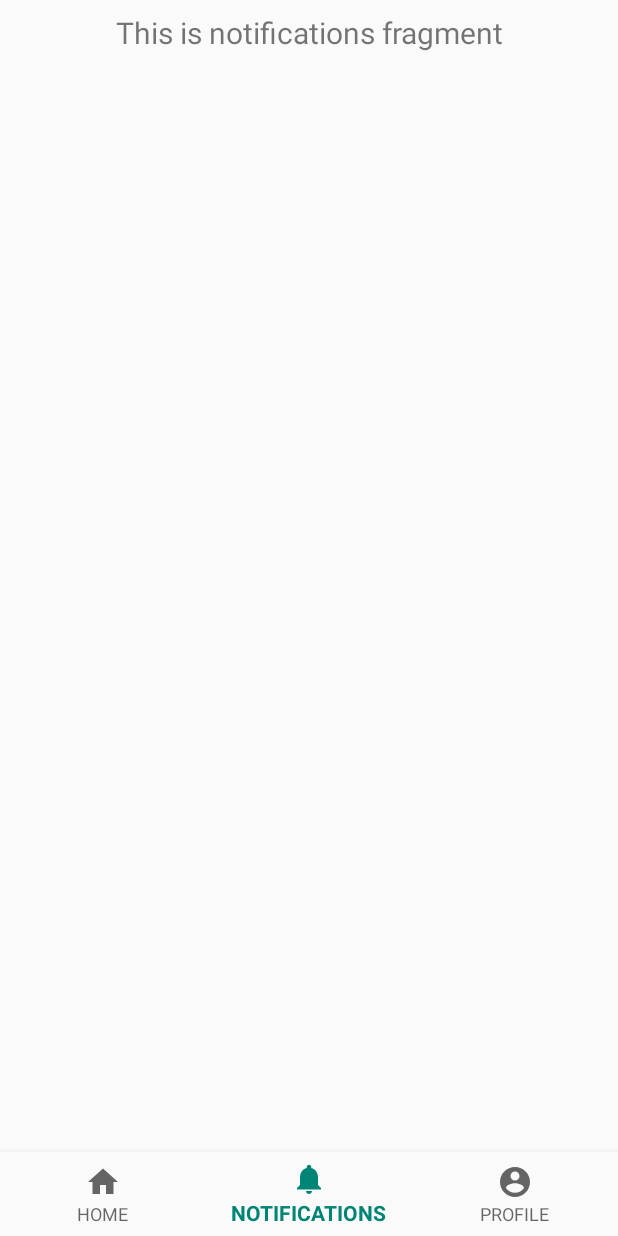
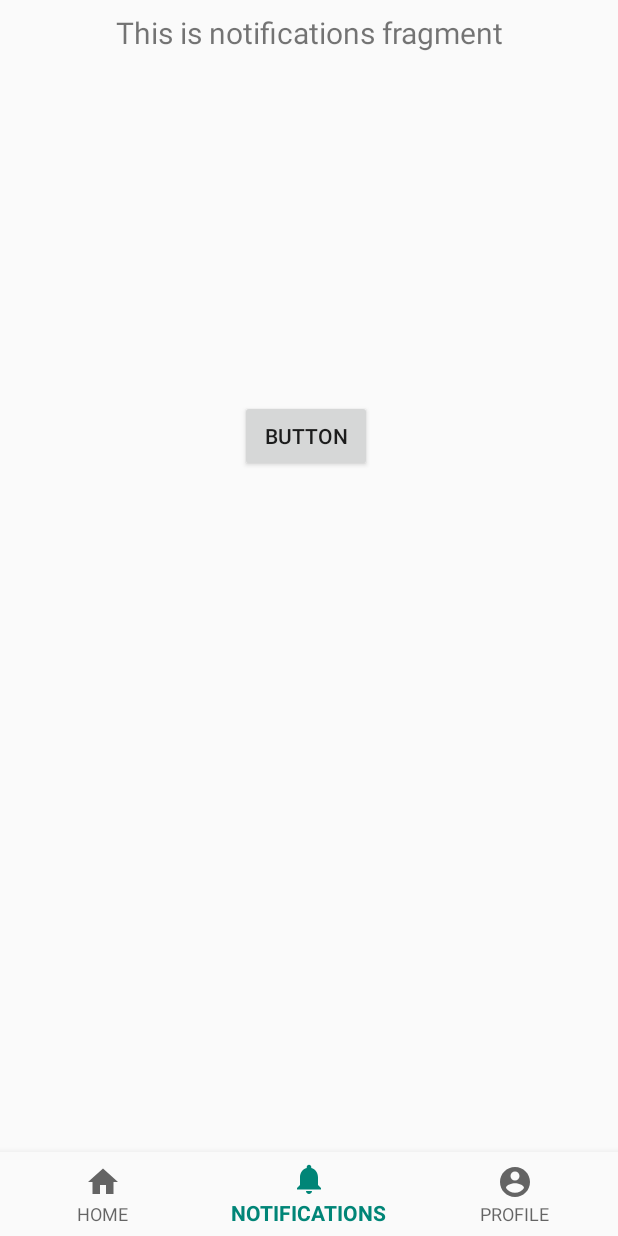
Before and after one commit to ElinaMaleksa/MediCheck2, an Android app: the NotificationsFragment screen opened through its navigation route, on a phone screen of 412 x 824 dp. Run offline under Robolectric (Android 15) with nearby library versions, the phone set to English and light mode, and no system bars; our stand-ins replace navigation-ui.

Commit message:
Set time notification

```diff
--- a/app/src/main/AndroidManifest.xml
+++ b/app/src/main/AndroidManifest.xml
@@ -21,6 +21,7 @@
             </intent-filter>
         </activity>
         <activity android:name=".ui.home.ProductDetailsActivity" />
+
     </application>
 
 </manifest>
--- a/app/src/main/java/com/app/medicheck/MainActivity.java
+++ b/app/src/main/java/com/app/medicheck/MainActivity.java
@@ -1,7 +1,16 @@
 package com.app.medicheck;
 
+import android.app.AlarmManager;
+import android.app.NotificationChannel;
+import android.app.NotificationManager;
+import android.app.PendingIntent;
+import android.content.Context;
+import android.content.Intent;
+import android.content.IntentFilter;
+import android.os.Build;
 import android.os.Bundle;
 
+import com.app.medicheck.ui.notifications.Receiver;
 import com.google.android.material.bottomnavigation.BottomNavigationView;
 
 import androidx.appcompat.app.AppCompatActivity;
@@ -9,6 +18,9 @@ import androidx.navigation.NavController;
 import androidx.navigation.Navigation;
 import androidx.navigation.ui.AppBarConfiguration;
 import androidx.navigation.ui.NavigationUI;
+
+import java.io.Console;
+import java.util.Calendar;
 
 public class MainActivity extends AppCompatActivity {
 
@@ -29,5 +41,75 @@ public class MainActivity extends AppCompatActivity {
         NavController navController = Navigation.findNavController(this, R.id.nav_host_fragment);
         NavigationUI.setupActionBarWithNavController(this, navController, appBarConfiguration);
         NavigationUI.setupWithNavController(navView, navController);
+
+        createNotificationChannel();
+
+        setAlarm();
+
+    }
+
+    public void setAlarm(){
+        AlarmManager alarms = (AlarmManager)this.getSystemService(Context.ALARM_SERVICE);
+
+        Receiver receiver = new Receiver();
+        IntentFilter filter = new IntentFilter("ALARM_ACTION");
+        registerReceiver(receiver, filter);
+
+        Intent intent = new Intent("ALARM_ACTION");
+        intent.putExtra("param", "My scheduled action");
+        PendingIntent operation = PendingIntent.getBroadcast(this, 0, intent, 0);
+        //set alarm time (after that much ms it will trigger notification)
+        //System.currentTimeMillis()+10000
+        long timeInMillisec = calculateMilliseconds("2019-12-20").getTimeInMillis();
+        System.out.println(System.currentTimeMillis());
+        System.out.println(timeInMillisec);
+
+        alarms.set(AlarmManager.RTC_WAKEUP, timeInMillisec, operation) ;
+    }
+
+    private void createNotificationChannel() {
+        // Create the NotificationChannel, but only on API 26+ because
+        // the NotificationChannel class is new and not in the support library
+        if (Build.VERSION.SDK_INT >= Build.VERSION_CODES.O) {
+            CharSequence name = getString(R.string.channelName);
+            String description = getString(R.string.channelDescription);
+            int importance = NotificationManager.IMPORTANCE_DEFAULT;
+            NotificationChannel channel = new NotificationChannel("Channel1", name, importance);
+            channel.setDescription(description);
+            // Register the channel with the system; you can't change the importance
+            // or other notification behaviors after this
+            NotificationManager notificationManager = getSystemService(NotificationManager.class);
+            notificationManager.createNotificationChannel(channel);
+        }
+    }
+
+    private Calendar calculateMilliseconds(String expDate){
+        String [] dateComponents = expDate.split("-");
+        int year = Integer.parseInt(dateComponents[0]);
+        int month = Integer.parseInt(dateComponents[1]);
+        int day = Integer.parseInt(dateComponents[2]);
+
+        System.out.println("Year " + year);
+        System.out.println("month " + month);
+        System.out.println("day " + day);
+
+        Calendar cal = Calendar.getInstance();
+        cal.set(Calendar.YEAR, year);
+        cal.set(Calendar.MONTH, month - 1);
+        cal.set(Calendar.DAY_OF_MONTH, day);
+        cal.set(Calendar.HOUR_OF_DAY, 12);
+        cal.set(Calendar.MINUTE, 23);
+        cal.set(Calendar.SECOND, 0);
+        cal.set(Calendar.MILLISECOND, 0);
+
+        System.out.println("Year " + cal.get(Calendar.YEAR));
+        System.out.println("month " + cal.get(Calendar.MONTH));
+        System.out.println("day " + cal.get(Calendar.DAY_OF_MONTH));
+
+        System.out.println("Year " + year);
+        System.out.println("month " + month);
+        System.out.println("day " + day);
+
+        return cal;
     }
 }
--- /dev/null
+++ b/app/src/main/java/com/app/medicheck/ui/notifications/Notification.java
@@ -0,0 +1,25 @@
+package com.app.medicheck.ui.notifications;
+
+import android.content.Context;
+
+import androidx.core.app.NotificationCompat;
+import androidx.core.app.NotificationManagerCompat;
+
+import com.app.medicheck.R;
+
+public class Notification {
+
+    public void createNotification(Context context, String title, String text){
+        NotificationCompat.Builder builder = new NotificationCompat.Builder(context, "Channel1")
+                .setSmallIcon(R.drawable.ic_notifications_black_24dp)
+                .setContentTitle(title)
+                .setContentText(text)
+                .setPriority(NotificationCompat.PRIORITY_DEFAULT)
+                .setAutoCancel(true);
+
+        NotificationManagerCompat notificationManager = NotificationManagerCompat.from(context);
+
+        // notificationId is a unique int for each notification that you must define
+        notificationManager.notify(1, builder.build());
+    }
+}
--- a/app/src/main/java/com/app/medicheck/ui/notifications/NotificationsFragment.java
+++ b/app/src/main/java/com/app/medicheck/ui/notifications/NotificationsFragment.java
@@ -4,10 +4,11 @@ import android.os.Bundle;
 import android.view.LayoutInflater;
 import android.view.View;
 import android.view.ViewGroup;
+import android.widget.Button;
 import android.widget.TextView;
 
+import androidx.annotation.NonNull;
 import androidx.annotation.Nullable;
-import androidx.annotation.NonNull;
 import androidx.fragment.app.Fragment;
 import androidx.lifecycle.Observer;
 import androidx.lifecycle.ViewModelProviders;
@@ -28,8 +29,33 @@ public class NotificationsFragment extends Fragment {
             @Override
             public void onChanged(@Nullable String s) {
                 textView.setText(s);
+
+
             }
         });
+
+        Button notificationButton = root.findViewById(R.id.btnNotification);
+        notificationButton.setOnClickListener(new View.OnClickListener() {
+            public void onClick(View arg0) {
+
+
+//
+//                NotificationCompat.Builder builder = new NotificationCompat.Builder(NotificationsFragment.this.getContext(), "Channel1")
+//                        .setSmallIcon(R.drawable.ic_notifications_black_24dp)
+//                        .setContentTitle("title")
+//                        .setContentText("text")
+//                        .setPriority(NotificationCompat.PRIORITY_DEFAULT)
+//                        .setAutoCancel(true);
+//
+//                NotificationManagerCompat notificationManager = NotificationManagerCompat.from(NotificationsFragment.this.getContext());
+//
+//                // notificationId is a unique int for each notification that you must define
+//                notificationManager.notify(1, builder.build());
+           }
+        });
+
         return root;
     }
+
+
 }
--- /dev/null
+++ b/app/src/main/java/com/app/medicheck/ui/notifications/Receiver.java
@@ -0,0 +1,27 @@
+package com.app.medicheck.ui.notifications;
+
+import android.app.Activity;
+import android.content.BroadcastReceiver;
+import android.content.Context;
+import android.content.Intent;
+import android.widget.Toast;
+
+import androidx.core.app.NotificationCompat;
+import androidx.core.app.NotificationManagerCompat;
+
+import com.app.medicheck.R;
+
+public class Receiver extends BroadcastReceiver {
+
+    Notification notification = new Notification();
+    @Override
+    public void onReceive(Context context, Intent intent) {
+        // TODO Auto-generated method stub
+        Toast.makeText(context, intent.getStringExtra("param"), Toast.LENGTH_SHORT).show();
+
+
+        notification.createNotification(context, "title", "text");
+
+    }
+
+}
--- a/app/src/main/res/layout/fragment_notifications.xml
+++ b/app/src/main/res/layout/fragment_notifications.xml
@@ -3,6 +3,20 @@
     xmlns:app="http://schemas.android.com/apk/res-auto"
     android:layout_width="match_parent"
     android:layout_height="match_parent">
+
+    <Button
+        android:id="@+id/btnNotification"
+        android:layout_width="wrap_content"
+        android:layout_height="wrap_content"
+        android:layout_marginStart="159dp"
+        android:layout_marginTop="185dp"
+        android:layout_marginEnd="164dp"
+        android:layout_marginBottom="463dp"
+        android:text="Button"
+        app:layout_constraintBottom_toBottomOf="parent"
+        app:layout_constraintEnd_toEndOf="parent"
+        app:layout_constraintStart_toStartOf="parent"
+        app:layout_constraintTop_toBottomOf="@+id/text_notifications" />
 
     <TextView
         android:id="@+id/text_notifications"
--- a/app/src/main/res/values/strings.xml
+++ b/app/src/main/res/values/strings.xml
@@ -14,5 +14,9 @@
     <string name="title_products">PRODUCT LIST</string>
     <string name="add_to_favourite">FAVOURITE</string>
 
+    <string name="notificationTitle">My notification</string>
+    <string name="notificationText">My notification text</string>
+    <string name="channelName">Channel name</string>
+    <string name="channelDescription">Channel Description</string>
 
 </resources>
```
